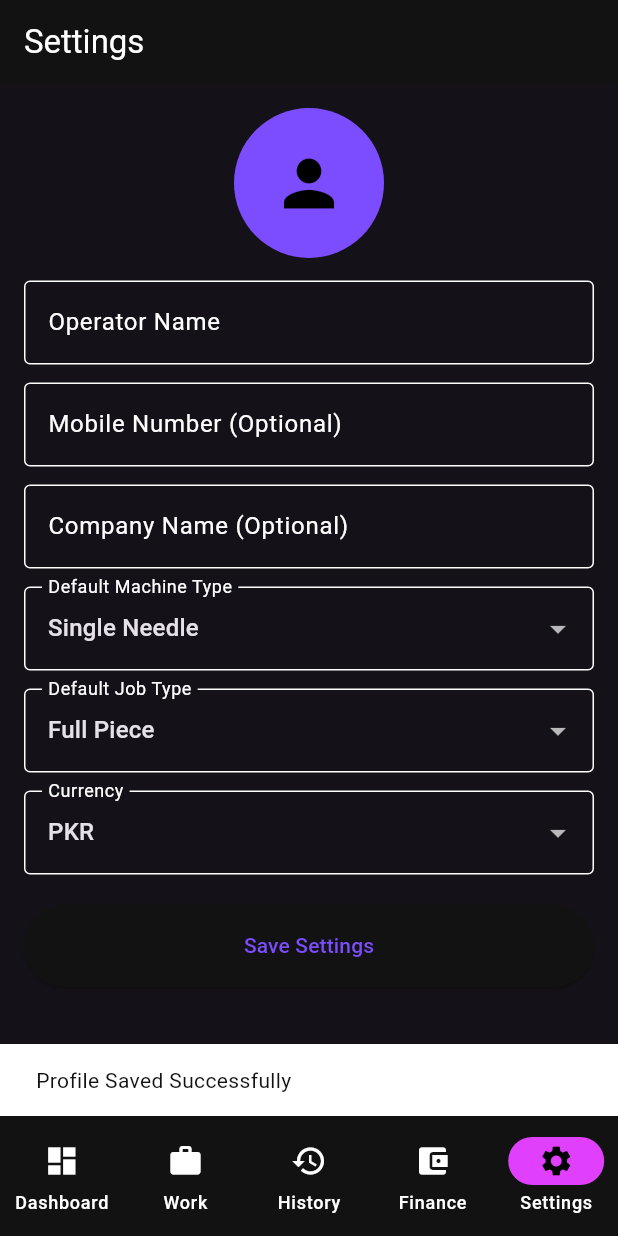
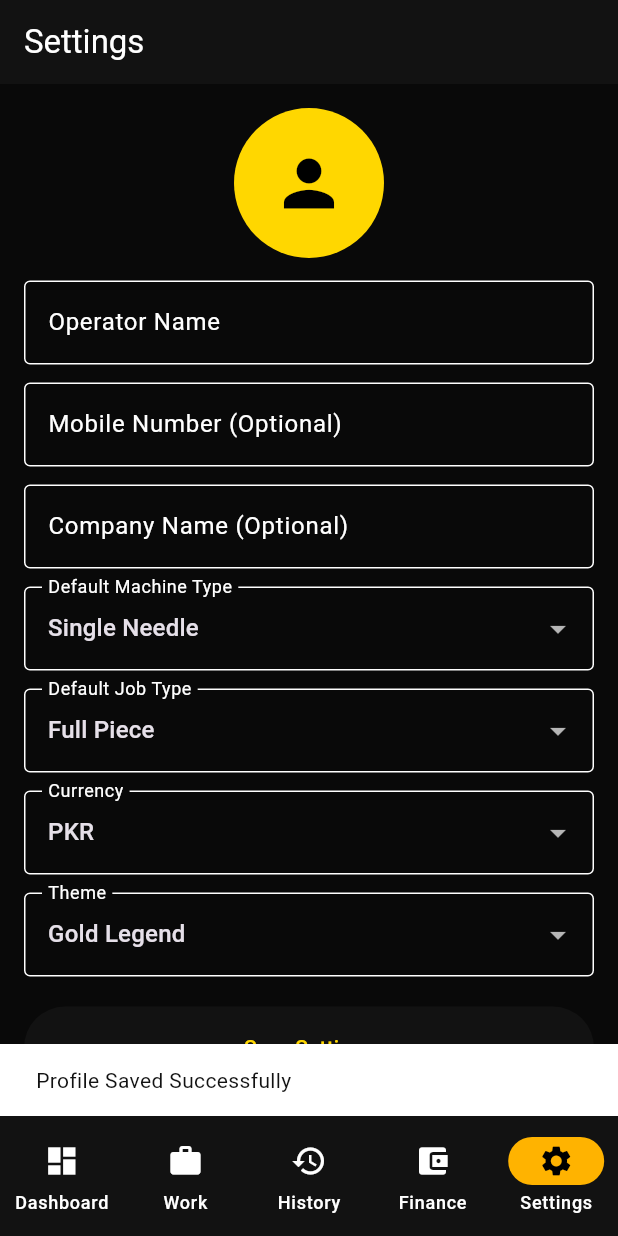
Before and after one commit to rasheed113/apk_diary, a Flutter app: the screen it shows after launch, item 5 of the bottom bar chosen, after a tap on "Save Settings", on a phone screen of 412 x 824 dp. Run offline on Flutter 3.47's test engine with Material 3 defaults, Android fonts, the phone set to English and light mode, and no system bars; our stand-ins replace image_picker, marquee, sqflite, sqflite_common_ffi; accounts and stored records are empty.

Commit message:
Added gaming themes system

```diff
--- /dev/null
+++ b/lib/app_theme_controller.dart
@@ -0,0 +1,8 @@
+import 'package:flutter/material.dart';
+import 'theme_manager.dart';
+
+class AppThemeController {
+  static final ValueNotifier<AppTheme> currentTheme = ValueNotifier(
+    AppTheme.shadowDark,
+  );
+}
--- a/lib/main.dart
+++ b/lib/main.dart
@@ -9,11 +9,10 @@ import 'history_page.dart';
 import 'settings_page.dart';
 import 'work_page.dart';
 import 'theme_manager.dart';
+import 'app_theme_controller.dart';
 
 void main() {
-  if (Platform.isLinux ||
-      Platform.isWindows ||
-      Platform.isMacOS) {
+  if (Platform.isLinux || Platform.isWindows || Platform.isMacOS) {
     sqfliteFfiInit();
     databaseFactory = databaseFactoryFfi;
   }
@@ -24,21 +23,16 @@ void main() {
 class MyApp extends StatefulWidget {
   const MyApp({super.key});
 
-  static final ValueNotifier<AppTheme> currentTheme =
-      ValueNotifier(AppTheme.shadowDark);
-
   @override
   State<MyApp> createState() => _MyAppState();
 }
 
 class _MyAppState extends State<MyApp> {
-
   @override
   Widget build(BuildContext context) {
     return ValueListenableBuilder<AppTheme>(
-      valueListenable: MyApp.currentTheme,
+      valueListenable: AppThemeController.currentTheme,
       builder: (context, theme, child) {
-
         return MaterialApp(
           debugShowCheckedModeBanner: false,
           title: 'APK Diary',
@@ -52,18 +46,14 @@ class _MyAppState extends State<MyApp> {
   }
 }
 
-
 class HomePage extends StatefulWidget {
   const HomePage({super.key});
 
   @override
-  State<HomePage> createState() =>
-      _HomePageState();
+  State<HomePage> createState() => _HomePageState();
 }
 
-
 class _HomePageState extends State<HomePage> {
-
   int selectedIndex = 0;
 
   final List<Widget> pages = const [
@@ -74,55 +64,37 @@ class _HomePageState extends State<HomePage> {
     SettingsPage(),
   ];
 
-
   @override
   Widget build(BuildContext context) {
-
     return Scaffold(
-
       body: pages[selectedIndex],
 
       bottomNavigationBar: NavigationBar(
-
         selectedIndex: selectedIndex,
 
         destinations: const [
-
           NavigationDestination(
             icon: Icon(Icons.dashboard),
             label: 'Dashboard',
           ),
 
-          NavigationDestination(
-            icon: Icon(Icons.work),
-            label: 'Work',
-          ),
+          NavigationDestination(icon: Icon(Icons.work), label: 'Work'),
 
-          NavigationDestination(
-            icon: Icon(Icons.history),
-            label: 'History',
-          ),
+          NavigationDestination(icon: Icon(Icons.history), label: 'History'),
 
           NavigationDestination(
             icon: Icon(Icons.account_balance_wallet),
             label: 'Finance',
           ),
 
-          NavigationDestination(
-            icon: Icon(Icons.settings),
-            label: 'Settings',
-          ),
+          NavigationDestination(icon: Icon(Icons.settings), label: 'Settings'),
         ],
 
-
         onDestinationSelected: (index) {
-
           setState(() {
             selectedIndex = index;
           });
-
         },
-
       ),
     );
   }
--- a/lib/settings_page.dart
+++ b/lib/settings_page.dart
@@ -2,6 +2,8 @@ import 'package:flutter/material.dart';
 import 'database_helper.dart';
 import 'dart:io';
 import 'package:image_picker/image_picker.dart';
+import 'theme_manager.dart';
+import 'app_theme_controller.dart';
 
 class SettingsPage extends StatefulWidget {
   const SettingsPage({super.key});
@@ -20,6 +22,7 @@ class _SettingsPageState extends State<SettingsPage> {
   String machineType = 'Single Needle';
   String jobType = 'Full Piece';
   String currency = 'PKR';
+  String selectedTheme = 'goldLegend';
 
   @override
   void initState() {
@@ -42,6 +45,7 @@ class _SettingsPageState extends State<SettingsPage> {
       jobType = profile['default_job_type'] ?? 'Full Piece';
 
       currency = profile['currency'] ?? 'PKR';
+      selectedTheme = profile['selected_theme'] ?? 'goldLegend';
       if ((profile['profile_image'] ?? '').toString().isNotEmpty) {
         profileImage = File(profile['profile_image']);
       }
@@ -68,7 +72,33 @@ class _SettingsPageState extends State<SettingsPage> {
       'default_job_type': jobType,
       'currency': currency,
       'profile_image': profileImage?.path ?? '',
+      'selected_theme': selectedTheme,
     });
+    switch (selectedTheme) {
+      case 'shadowDark':
+        AppThemeController.currentTheme.value = AppTheme.shadowDark;
+        break;
+
+      case 'goldLegend':
+        AppThemeController.currentTheme.value = AppTheme.goldLegend;
+        break;
+
+      case 'platinumPro':
+        AppThemeController.currentTheme.value = AppTheme.platinumPro;
+        break;
+
+      case 'cyberBlue':
+        AppThemeController.currentTheme.value = AppTheme.cyberBlue;
+        break;
+
+      case 'neonGreen':
+        AppThemeController.currentTheme.value = AppTheme.neonGreen;
+        break;
+
+      case 'rubyRed':
+        AppThemeController.currentTheme.value = AppTheme.rubyRed;
+        break;
+    }
     print('PROFILE SAVED');
     final check = await DatabaseHelper.instance.getProfile();
     print(check);
@@ -204,7 +234,37 @@ class _SettingsPageState extends State<SettingsPage> {
                 });
               },
             ),
+            const SizedBox(height: 12),
 
+            DropdownButtonFormField<String>(
+              initialValue: selectedTheme,
+              decoration: const InputDecoration(
+                labelText: 'Theme',
+                border: OutlineInputBorder(),
+              ),
+              items: const [
+                DropdownMenuItem(
+                  value: 'shadowDark',
+                  child: Text('Shadow Dark'),
+                ),
+                DropdownMenuItem(
+                  value: 'goldLegend',
+                  child: Text('Gold Legend'),
+                ),
+                DropdownMenuItem(
+                  value: 'platinumPro',
+                  child: Text('Platinum Pro'),
+                ),
+                DropdownMenuItem(value: 'cyberBlue', child: Text('Cyber Blue')),
+                DropdownMenuItem(value: 'neonGreen', child: Text('Neon Green')),
+                DropdownMenuItem(value: 'rubyRed', child: Text('Ruby Red')),
+              ],
+              onChanged: (value) {
+                setState(() {
+                  selectedTheme = value!;
+                });
+              },
+            ),
             const SizedBox(height: 20),
 
             SizedBox(
--- a/lib/theme_manager.dart
+++ b/lib/theme_manager.dart
@@ -1,3 +1,36 @@
+
+
+
+
+
+
+
+
+
+
+
+
+
+
+
+
+
+
+
+
+
+
+
+
+
+
+
+
+
+
+
+
+
 import 'package:flutter/material.dart';
 
 enum AppTheme {
@@ -6,49 +39,69 @@ enum AppTheme {
   platinumPro,
   cyberBlue,
   neonGreen,
+  rubyRed,
 }
 
 class ThemeManager {
   static ThemeData getTheme(AppTheme theme) {
     switch (theme) {
-
       case AppTheme.shadowDark:
         return ThemeData.dark(useMaterial3: true).copyWith(
+          scaffoldBackgroundColor: const Color(0xFF0A0A0A),
+          cardColor: const Color(0xFF1A1A1A),
           colorScheme: const ColorScheme.dark(
-            primary: Colors.deepPurpleAccent,
-            secondary: Colors.purpleAccent,
+            primary: Color(0xFF9C27B0),
+            secondary: Color(0xFFE040FB),
           ),
         );
 
       case AppTheme.goldLegend:
         return ThemeData.dark(useMaterial3: true).copyWith(
+          scaffoldBackgroundColor: const Color(0xFF090909),
+          cardColor: const Color(0xFF1A1400),
           colorScheme: const ColorScheme.dark(
             primary: Color(0xFFFFD700),
-            secondary: Colors.orangeAccent,
+            secondary: Color(0xFFFFB300),
           ),
         );
 
       case AppTheme.platinumPro:
-        return ThemeData.light(useMaterial3: true).copyWith(
-          colorScheme: const ColorScheme.light(
-            primary: Colors.blueGrey,
-            secondary: Colors.grey,
+        return ThemeData.dark(useMaterial3: true).copyWith(
+          scaffoldBackgroundColor: const Color(0xFF101010),
+          cardColor: const Color(0xFF202020),
+          colorScheme: const ColorScheme.dark(
+            primary: Color(0xFFE5E4E2),
+            secondary: Color(0xFFBFC5CA),
           ),
         );
 
       case AppTheme.cyberBlue:
         return ThemeData.dark(useMaterial3: true).copyWith(
+          scaffoldBackgroundColor: const Color(0xFF050A14),
+          cardColor: const Color(0xFF101C30),
           colorScheme: const ColorScheme.dark(
-            primary: Colors.cyanAccent,
-            secondary: Colors.blueAccent,
+            primary: Color(0xFF00E5FF),
+            secondary: Color(0xFF2979FF),
           ),
         );
 
       case AppTheme.neonGreen:
         return ThemeData.dark(useMaterial3: true).copyWith(
+          scaffoldBackgroundColor: const Color(0xFF071107),
+          cardColor: const Color(0xFF102010),
           colorScheme: const ColorScheme.dark(
-            primary: Colors.greenAccent,
-            secondary: Colors.lightGreenAccent,
+            primary: Color(0xFF00FF66),
+            secondary: Color(0xFF76FF03),
+          ),
+        );
+
+      case AppTheme.rubyRed:
+        return ThemeData.dark(useMaterial3: true).copyWith(
+          scaffoldBackgroundColor: const Color(0xFF120606),
+          cardColor: const Color(0xFF2A1010),
+          colorScheme: const ColorScheme.dark(
+            primary: Color(0xFFFF1744),
+            secondary: Color(0xFFFF5252),
           ),
         );
     }
```
